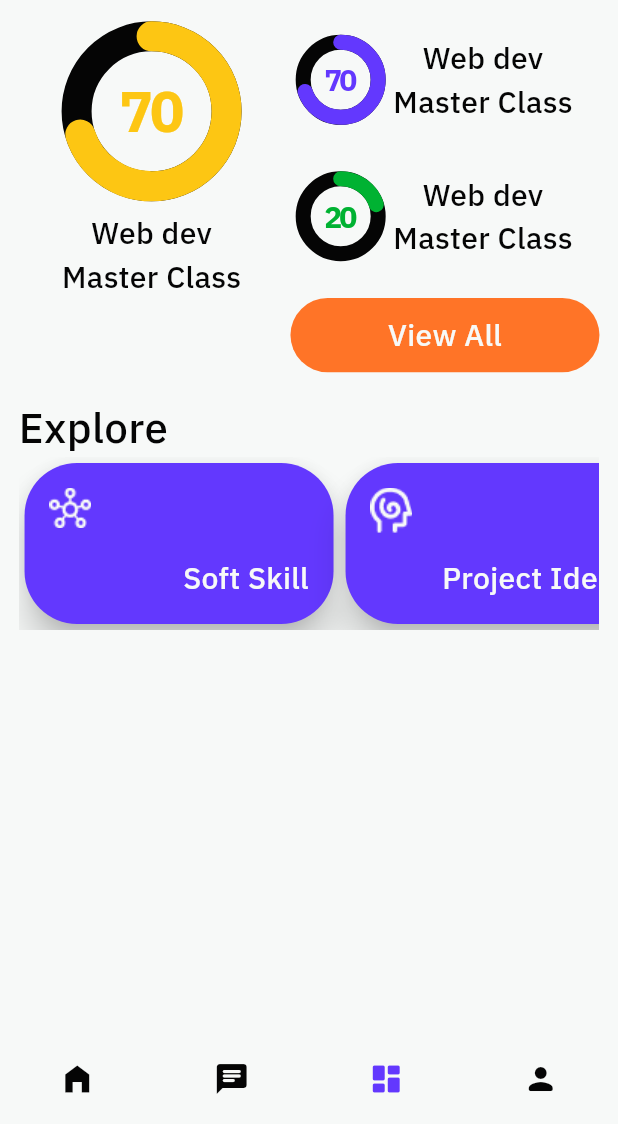
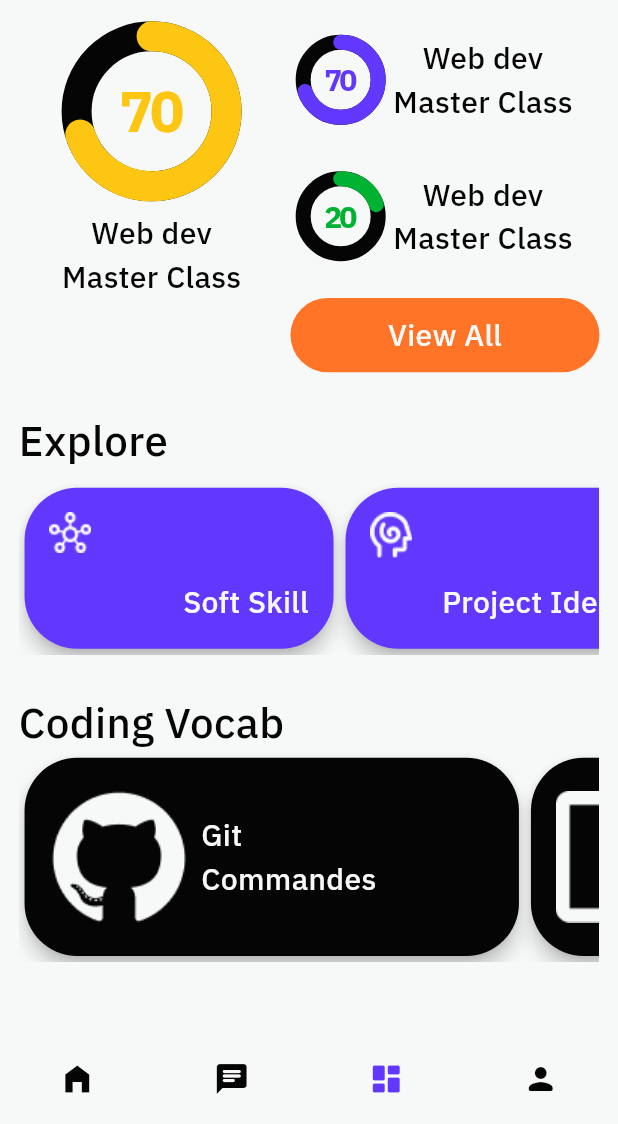
Before and after one commit to Besheer-74/Raseeni, a Flutter app: the screen it shows after launch, item 3 of the bottom bar chosen, on a phone screen of 412 x 824 dp, the part 112-1236 px from its top. Run offline on Flutter 3.47's test engine with Material 3 defaults, Android fonts, the phone set to English and light mode, and no system bars; our stand-ins replace firebase_core; accounts and stored records are empty.

Commit message:
kosom el I-Tech

```diff
--- a/lib/model/appStyle.dart
+++ b/lib/model/appStyle.dart
@@ -113,6 +113,9 @@ class appStyles {
   static const String skills = 'assets/images/icons/skills.png';
   static const String project = 'assets/images/icons/project.png';
   static const String hardware = 'assets/images/icons/hardware.png';
+  static const String git = 'assets/images/icons/git.png';
+  static const String coding = 'assets/images/icons/coding.png';
+  static const String main = 'assets/images/icons/main.png';
 
   //Icons
   static const IconData home = Icons.home_filled;
--- a/lib/view/dashboardScreen.dart
+++ b/lib/view/dashboardScreen.dart
@@ -23,7 +23,23 @@ class Dashboardscreen extends StatelessWidget {
       'icon': appStyles.trends,
     },
   ];
-
+  List<Map<String, dynamic>> codingVocab = [
+    {
+      'title': 'Git',
+      'subtitle': 'Commandes',
+      'icon': appStyles.git,
+    },
+    {
+      'title': 'Main',
+      'subtitle': 'References',
+      'icon': appStyles.main,
+    },
+    {
+      'title': 'Coding',
+      'subtitle': 'References',
+      'icon': appStyles.coding,
+    },
+  ];
   @override
   Widget build(BuildContext context) {
     final Size size = MediaQuery.of(context).size;
@@ -127,8 +143,10 @@ class Dashboardscreen extends StatelessWidget {
                                     crossAxisAlignment:
                                         CrossAxisAlignment.center,
                                     children: [
-                                      Text('Web dev',
-                                          style: appStyles.subTitleBlack),
+                                      Text(
+                                        'Web dev',
+                                        style: appStyles.subTitleBlack,
+                                      ),
                                       Text('Master Class',
                                           style: appStyles.subTitleBlack),
                                     ],
@@ -188,12 +206,18 @@ class Dashboardscreen extends StatelessWidget {
                       ),
                     ),
                   ),
+                  SizedBox(
+                    height: height * 0.01,
+                  ),
                   Align(
                     alignment: Alignment.centerLeft,
                     child: Text(
                       "Explore",
                       style: appStyles.titleBlack,
                     ),
+                  ),
+                  SizedBox(
+                    height: height * 0.01,
                   ),
                   SizedBox(
                     width: double.infinity,
@@ -203,43 +227,42 @@ class Dashboardscreen extends StatelessWidget {
                       itemCount: explore.length,
                       itemBuilder: (context, index) {
                         final _explore = explore[index];
-                        return Card(
-                          elevation: 10,
-                          color: appStyles.indigoColor,
-                          shape: RoundedRectangleBorder(
-                            borderRadius: BorderRadius.circular(35),
-                          ),
-                          child: SizedBox(
-                            height: height * 0.14,
-                            width: width * 0.5,
-                            child: Padding(
-                              padding: EdgeInsets.only(
-                                left: width * 0.04,
-                                top: height * 0.02,
-                                right: width * 0.04,
-                                bottom: height * 0.02,
-                              ),
-                              child: Stack(
-                                children: [
-                                  Align(
-                                    alignment: Alignment.topLeft,
-                                    child: Image.asset(_explore['icon']),
-                                  ),
-                                  Align(
-                                    alignment: Alignment.bottomRight,
-                                    child: Text(
-                                      _explore['title'],
-                                      style: appStyles.subTitleWhite,
-                                    ),
-                                  ),
-                                ],
-                              ),
-                            ),
-                          ),
+                        return exploreCard(
+                          height,
+                          width,
+                          _explore['title'],
+                          _explore['icon'],
                         );
                       },
                     ),
-                  )
+                  ),
+                  SizedBox(
+                    height: height * .03,
+                  ),
+                  Align(
+                    alignment: Alignment.centerLeft,
+                    child: Text(
+                      "Coding Vocab",
+                      style: appStyles.titleBlack,
+                    ),
+                  ),
+                  SizedBox(
+                    width: double.infinity,
+                    height: height * .17,
+                    child: ListView.builder(
+                      scrollDirection: Axis.horizontal,
+                      itemCount: codingVocab.length,
+                      itemBuilder: (context, index) {
+                        final _codingVocab = codingVocab[index];
+                        return codingVocabCard(
+                            height,
+                            width,
+                            _codingVocab['title'],
+                            _codingVocab['subtitle'],
+                            _codingVocab['icon']);
+                      },
+                    ),
+                  ),
                 ],
               ),
             ),
@@ -298,4 +321,100 @@ class Dashboardscreen extends StatelessWidget {
       ],
     );
   }
+
+  Widget exploreCard(double height, double width, String title, String icon) {
+    return GestureDetector(
+      onTap: () {},
+      child: Card(
+        elevation: 5,
+        color: appStyles.indigoColor,
+        shape: RoundedRectangleBorder(
+          borderRadius: BorderRadius.circular(35),
+        ),
+        child: SizedBox(
+          height: height * 0.14,
+          width: width * 0.5,
+          child: Padding(
+            padding: EdgeInsets.only(
+              left: width * 0.04,
+              top: height * 0.02,
+              right: width * 0.04,
+              bottom: height * 0.02,
+            ),
+            child: Stack(
+              children: [
+                Align(
+                  alignment: Alignment.topLeft,
+                  child: Image.asset(icon),
+                ),
+                Align(
+                  alignment: Alignment.bottomRight,
+                  child: Text(
+                    title,
+                    style: appStyles.subTitleWhite,
+                  ),
+                ),
+              ],
+            ),
+          ),
+        ),
+      ),
+    );
+  }
+
+  Widget codingVocabCard(
+      double height, double width, String title, String subtitle, String icon) {
+    return GestureDetector(
+      onTap: () {},
+      child: Card(
+        elevation: 5,
+        color: appStyles.blackColor,
+        shape: RoundedRectangleBorder(
+          borderRadius: BorderRadius.circular(35),
+        ),
+        child: SizedBox(
+          height: height * 0.14,
+          width: width * 0.8,
+          child: Padding(
+            padding: EdgeInsets.only(
+              left: width * 0.04,
+              top: height * 0.02,
+              right: width * 0.04,
+              bottom: height * 0.02,
+            ),
+            child: Row(
+              children: [
+                Align(
+                  alignment: Alignment.centerLeft,
+                  child: Image.asset(
+                    icon,
+                  ),
+                ),
+                SizedBox(
+                  width: width * 0.02,
+                ),
+                Align(
+                  alignment: Alignment.center,
+                  child: Column(
+                    mainAxisAlignment: MainAxisAlignment.center,
+                    crossAxisAlignment: CrossAxisAlignment.start,
+                    children: [
+                      Text(
+                        title,
+                        style: appStyles.subTitleWhite,
+                      ),
+                      Text(
+                        subtitle,
+                        style: appStyles.subTitleWhite,
+                      ),
+                    ],
+                  ),
+                ),
+              ],
+            ),
+          ),
+        ),
+      ),
+    );
+  }
 }
```
Also changed, not shown: assets/images/icons/coding.png (added), assets/images/icons/git.png (added), assets/images/icons/hardware.png, assets/images/icons/main.png (added), assets/images/icons/trends.png, 1 other file.
